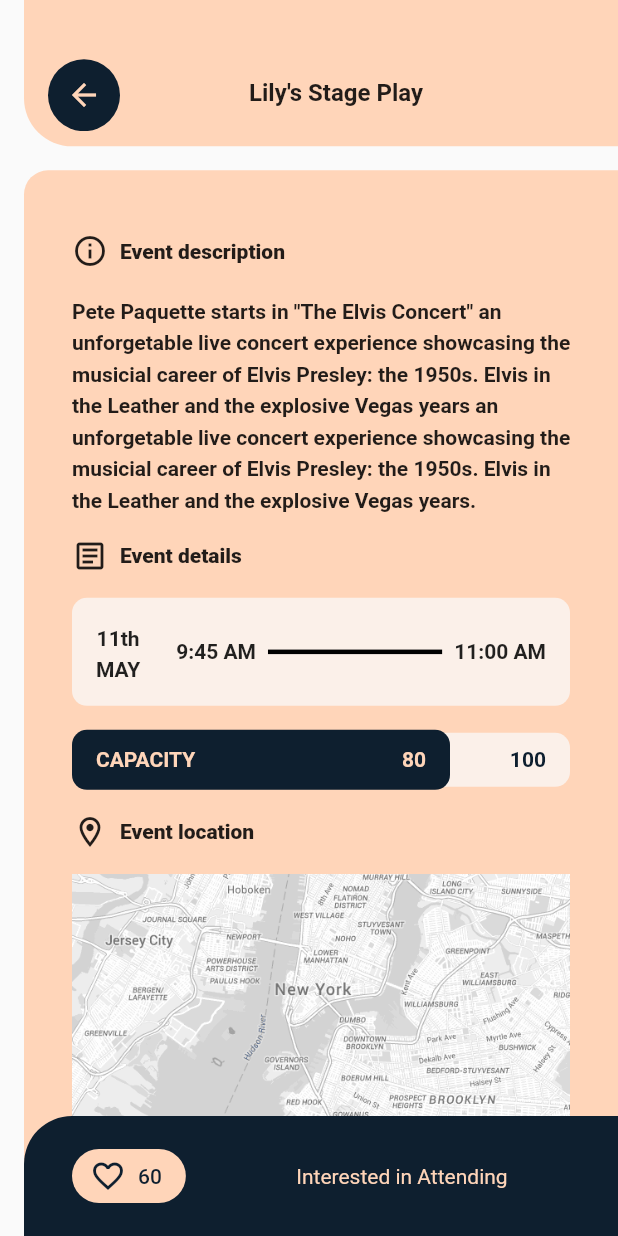
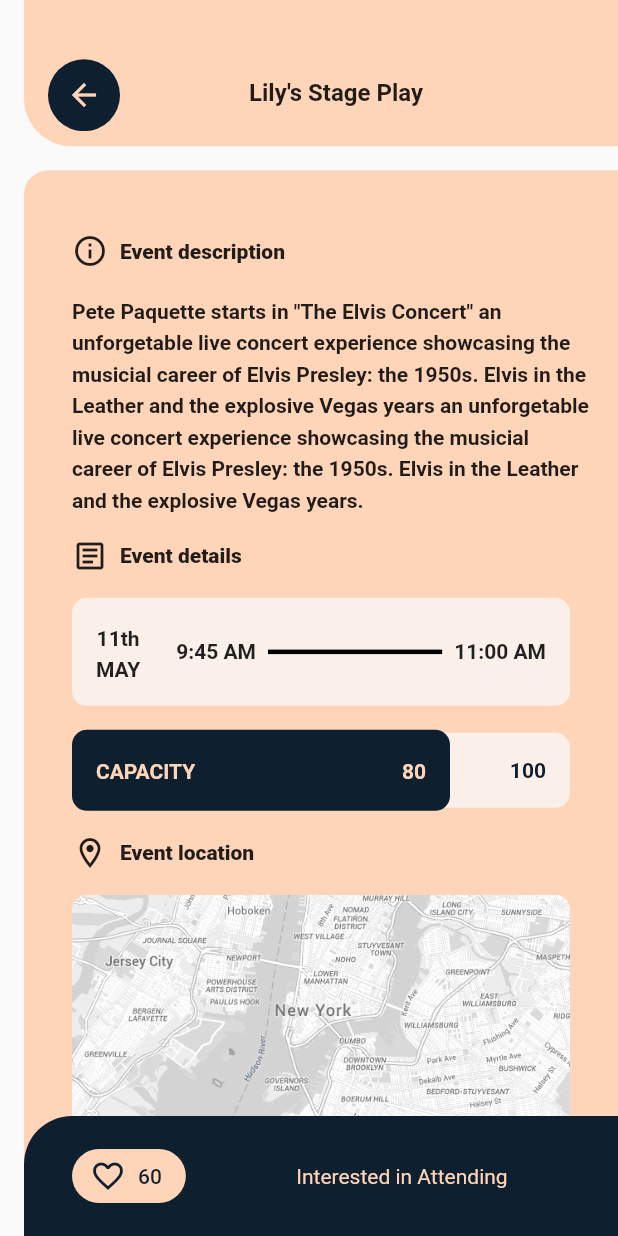
Before and after one commit to SergeyShustikov/flutter_ui_challenges, a Flutter app: the Challenge_1 screen opened directly, after a tap on "Event description", on a phone screen of 412 x 824 dp. Run offline on Flutter 3.47's test engine with Material 2 defaults, Android fonts, the phone set to English and light mode, and no system bars.

Commit message:
Small fixes

```diff
--- a/lib/challenge_1/challenge_1.dart
+++ b/lib/challenge_1/challenge_1.dart
@@ -405,9 +405,12 @@ class _ExpandedAppBarState extends State<_ExpandedAppBar> with SingleTickerProvi
                                                   ],
                                                 ),
                                                 const SizedBox(height: 16),
-                                                const Text(
-                                                  "Pete Paquette starts in \"The Elvis Concert\" an \nunforgetable live concert experience showcasing the \nmusicial career of Elvis Presley: the 1950s. Elvis in \nthe Leather and the explosive Vegas years an \nunforgetable live concert experience showcasing the \nmusicial career of Elvis Presley: the 1950s. Elvis in \nthe Leather and the explosive Vegas years.",
-                                                  style: TextStyle(height: 1.5, fontWeight: FontWeight.w600),
+                                                Container(
+                                                  width: MediaQuery.of(context).size.width - 64,
+                                                  child: const Text(
+                                                    "Pete Paquette starts in \"The Elvis Concert\" an \nunforgetable live concert experience showcasing the musicial career of Elvis Presley: the 1950s. Elvis in the Leather and the explosive Vegas years an unforgetable live concert experience showcasing the musicial career of Elvis Presley: the 1950s. Elvis in the Leather and the explosive Vegas years.",
+                                                    style: TextStyle(height: 1.5, fontWeight: FontWeight.w600),
+                                                  ),
                                                 ),
                                                 const SizedBox(height: 16),
                                                 Row(
@@ -463,7 +466,7 @@ class _ExpandedAppBarState extends State<_ExpandedAppBar> with SingleTickerProvi
                                                     alignment: Alignment.centerLeft,
                                                     children: [
                                                       Container(
-                                                        height: 36,
+                                                        height: 50,
                                                         width: MediaQuery.of(context).size.width - 80,
                                                         padding: const EdgeInsets.only(right: 16),
                                                         decoration: BoxDecoration(
@@ -485,7 +488,7 @@ class _ExpandedAppBarState extends State<_ExpandedAppBar> with SingleTickerProvi
                                                       ),
                                                       AnimatedContainer(
                                                         curve: animationCurve,
-                                                        height: 40,
+                                                        height: 54,
                                                         width: _capacityScale,
                                                         decoration: BoxDecoration(
                                                           color: _capacityColor,
@@ -496,7 +499,7 @@ class _ExpandedAppBarState extends State<_ExpandedAppBar> with SingleTickerProvi
                                                           children: [
                                                             Positioned(
                                                               left: 16,
-                                                              top: 12,
+                                                              top: 20,
                                                               child: AnimatedOpacity(
                                                                 duration: const Duration(milliseconds: 250),
                                                                 opacity: _capacityAnimationStarted ? 1 : 0.5,
@@ -509,7 +512,7 @@ class _ExpandedAppBarState extends State<_ExpandedAppBar> with SingleTickerProvi
                                                             ),
                                                             Positioned(
                                                               right: 16,
-                                                              top: 12,
+                                                              top: 20,
                                                               child: AnimatedOpacity(
                                                                 duration: const Duration(milliseconds: 250),
                                                                 curve: animationCurve,
@@ -535,9 +538,12 @@ class _ExpandedAppBarState extends State<_ExpandedAppBar> with SingleTickerProvi
                                                   ],
                                                 ),
                                                 const SizedBox(height: 16),
-                                                Image.asset(
-                                                  "assets/images/challenge_1/map.png",
-                                                  width: MediaQuery.of(context).size.width - 80,
+                                                ClipRRect(
+                                                  borderRadius: BorderRadius.circular(10),
+                                                  child: Image.asset(
+                                                    "assets/images/challenge_1/map.png",
+                                                    width: MediaQuery.of(context).size.width - 80,
+                                                  ),
                                                 )
                                               ],
                                             ),
```
